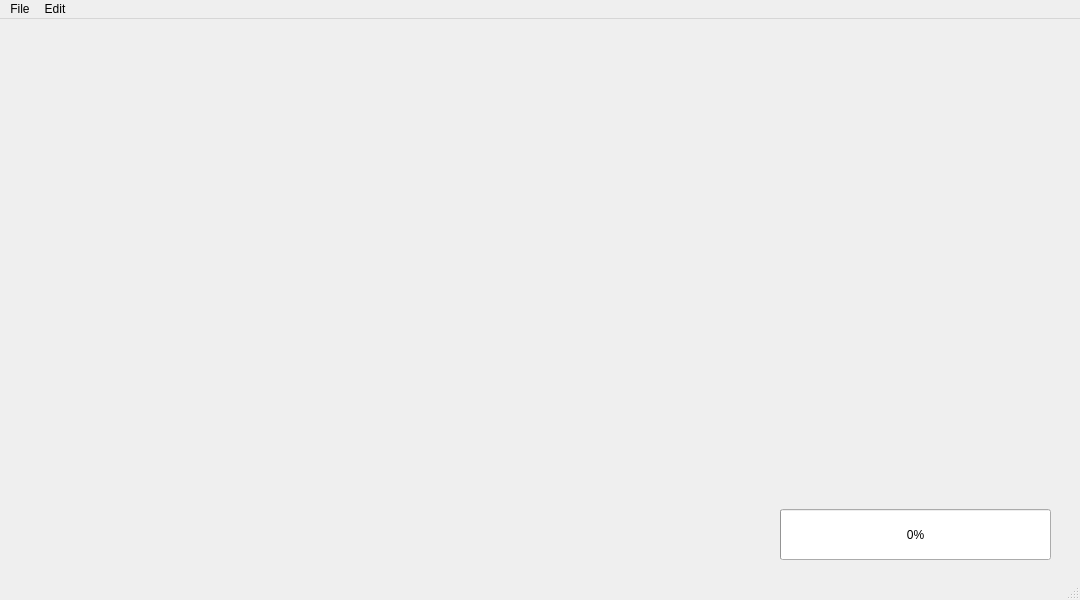
Before: the Qt Designer form gui/form.ui in IccedLemonTea/SeniorProject, drawn with Qt 5.
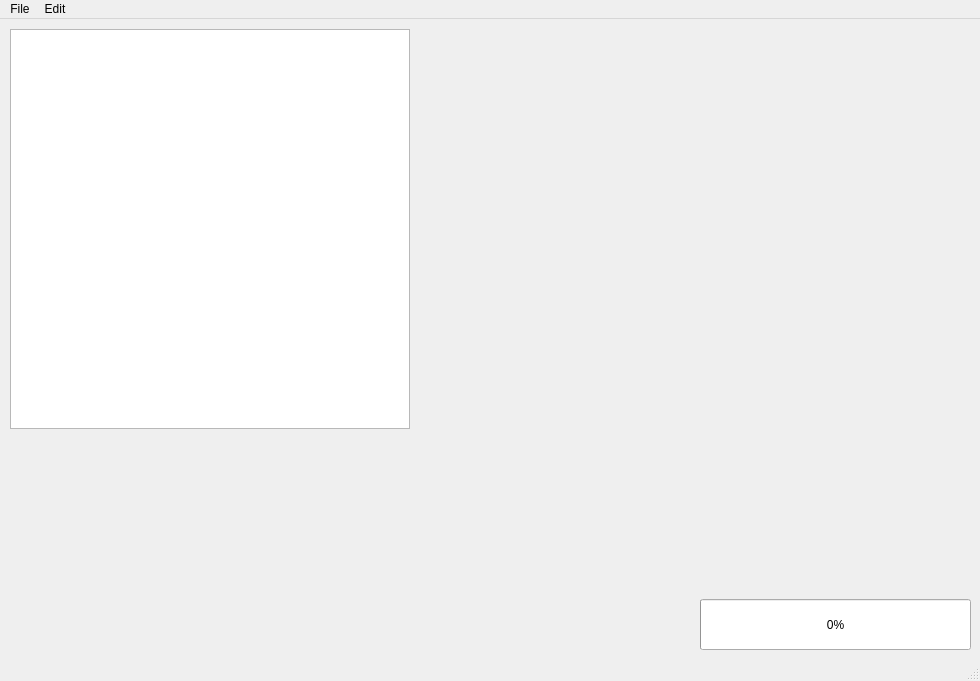
After: the same form once the commit is applied.

```diff
--- a/gui/form.ui
+++ b/gui/form.ui
@@ -6,8 +6,8 @@
    <rect>
     <x>0</x>
     <y>0</y>
-    <width>1080</width>
-    <height>600</height>
+    <width>980</width>
+    <height>681</height>
    </rect>
   </property>
   <property name="windowTitle">
@@ -17,8 +17,8 @@
    <widget class="QProgressBar" name="progressBar">
     <property name="geometry">
      <rect>
-      <x>780</x>
-      <y>490</y>
+      <x>700</x>
+      <y>580</y>
       <width>271</width>
       <height>51</height>
      </rect>
@@ -30,6 +30,16 @@
      <bool>false</bool>
     </property>
    </widget>
+   <widget class="QListWidget" name="fileList">
+    <property name="geometry">
+     <rect>
+      <x>10</x>
+      <y>10</y>
+      <width>400</width>
+      <height>400</height>
+     </rect>
+    </property>
+   </widget>
   </widget>
   <widget class="QStatusBar" name="statusbar"/>
   <widget class="QMenuBar" name="menubar">
@@ -37,7 +47,7 @@
     <rect>
      <x>0</x>
      <y>0</y>
-     <width>1080</width>
+     <width>980</width>
      <height>19</height>
     </rect>
    </property>
```
